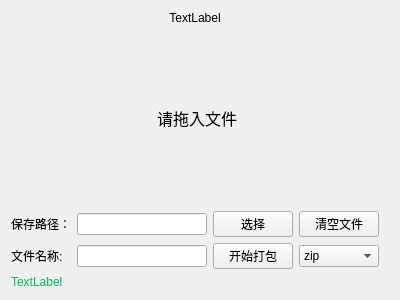
Dragon-qing/ToolKit, file src/widget/wgarchivemaker.ui: the form before one commit.
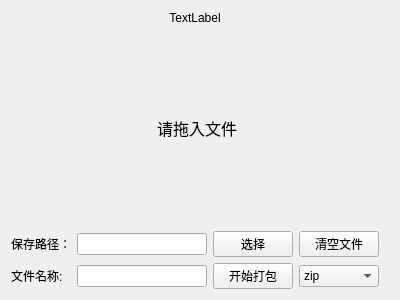
The form after the commit.

```diff
--- a/src/widget/wgarchivemaker.ui
+++ b/src/widget/wgarchivemaker.ui
@@ -13,37 +13,10 @@
   <property name="windowTitle">
    <string>Form</string>
   </property>
-  <layout class="QGridLayout" name="gridLayout" rowstretch="0,8,1,1,0">
+  <layout class="QGridLayout" name="gridLayout" rowstretch="0,8,1,1">
    <property name="rightMargin">
     <number>15</number>
    </property>
-   <item row="1" column="0" colspan="5">
-    <widget class="QWidget" name="widget" native="true">
-     <layout class="QHBoxLayout" name="horizontalLayout">
-      <property name="rightMargin">
-       <number>11</number>
-      </property>
-      <item>
-       <widget class="QLabel" name="label">
-        <property name="font">
-         <font>
-          <pointsize>12</pointsize>
-         </font>
-        </property>
-        <property name="text">
-         <string>请拖入文件</string>
-        </property>
-        <property name="alignment">
-         <set>Qt::AlignCenter</set>
-        </property>
-        <property name="wordWrap">
-         <bool>true</bool>
-        </property>
-       </widget>
-      </item>
-     </layout>
-    </widget>
-   </item>
    <item row="3" column="0">
     <widget class="QLabel" name="label_3">
      <property name="toolTip">
@@ -54,9 +27,6 @@
      </property>
     </widget>
    </item>
-   <item row="2" column="1">
-    <widget class="QLineEdit" name="lineEdit"/>
-   </item>
    <item row="2" column="0">
     <widget class="QLabel" name="label_2">
      <property name="text">
@@ -64,12 +34,8 @@
      </property>
     </widget>
    </item>
-   <item row="2" column="2">
-    <widget class="QPushButton" name="selectDirBtn">
-     <property name="text">
-      <string>选择</string>
-     </property>
-    </widget>
+   <item row="2" column="1">
+    <widget class="QLineEdit" name="lineEdit"/>
    </item>
    <item row="3" column="2">
     <widget class="QPushButton" name="startBtn">
@@ -78,6 +44,13 @@
      </property>
     </widget>
    </item>
+   <item row="2" column="2">
+    <widget class="QPushButton" name="selectDirBtn">
+     <property name="text">
+      <string>选择</string>
+     </property>
+    </widget>
+   </item>
    <item row="2" column="3">
     <widget class="QPushButton" name="clsBtn">
      <property name="text">
@@ -88,40 +61,6 @@
    <item row="3" column="1">
     <widget class="QLineEdit" name="lineEdit_2"/>
    </item>
-   <item row="4" column="0" colspan="4">
-    <widget class="QLabel" name="label_tip">
-     <property name="palette">
-      <palette>
-       <active>
-        <colorrole role="WindowText">
-         <brush brushstyle="SolidPattern">
-          <color alpha="255">
-           <red>0</red>
-           <green>189</green>
-           <blue>88</blue>
-          </color>
-         </brush>
-        </colorrole>
-       </active>
-       <inactive>
-        <colorrole role="WindowText">
-         <brush brushstyle="SolidPattern">
-          <color alpha="255">
-           <red>0</red>
-           <green>189</green>
-           <blue>88</blue>
-          </color>
-         </brush>
-        </colorrole>
-       </inactive>
-       <disabled/>
-      </palette>
-     </property>
-     <property name="text">
-      <string>TextLabel</string>
-     </property>
-    </widget>
-   </item>
    <item row="0" column="0" colspan="4">
     <widget class="QLabel" name="label_top">
      <property name="text">
@@ -156,6 +95,33 @@
      </item>
     </widget>
    </item>
+   <item row="1" column="0" colspan="5">
+    <widget class="QWidget" name="widget" native="true">
+     <layout class="QHBoxLayout" name="horizontalLayout">
+      <property name="rightMargin">
+       <number>11</number>
+      </property>
+      <item>
+       <widget class="QLabel" name="label">
+        <property name="font">
+         <font>
+          <pointsize>12</pointsize>
+         </font>
+        </property>
+        <property name="text">
+         <string>请拖入文件</string>
+        </property>
+        <property name="alignment">
+         <set>Qt::AlignCenter</set>
+        </property>
+        <property name="wordWrap">
+         <bool>true</bool>
+        </property>
+       </widget>
+      </item>
+     </layout>
+    </widget>
+   </item>
   </layout>
  </widget>
  <resources/>
```
